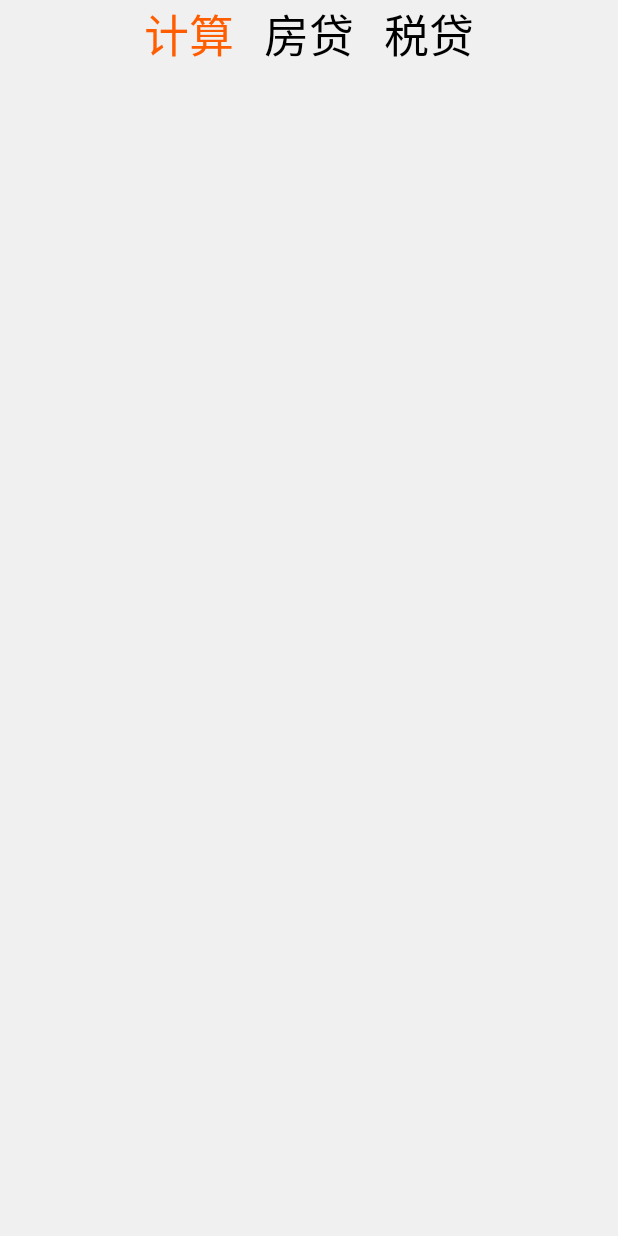
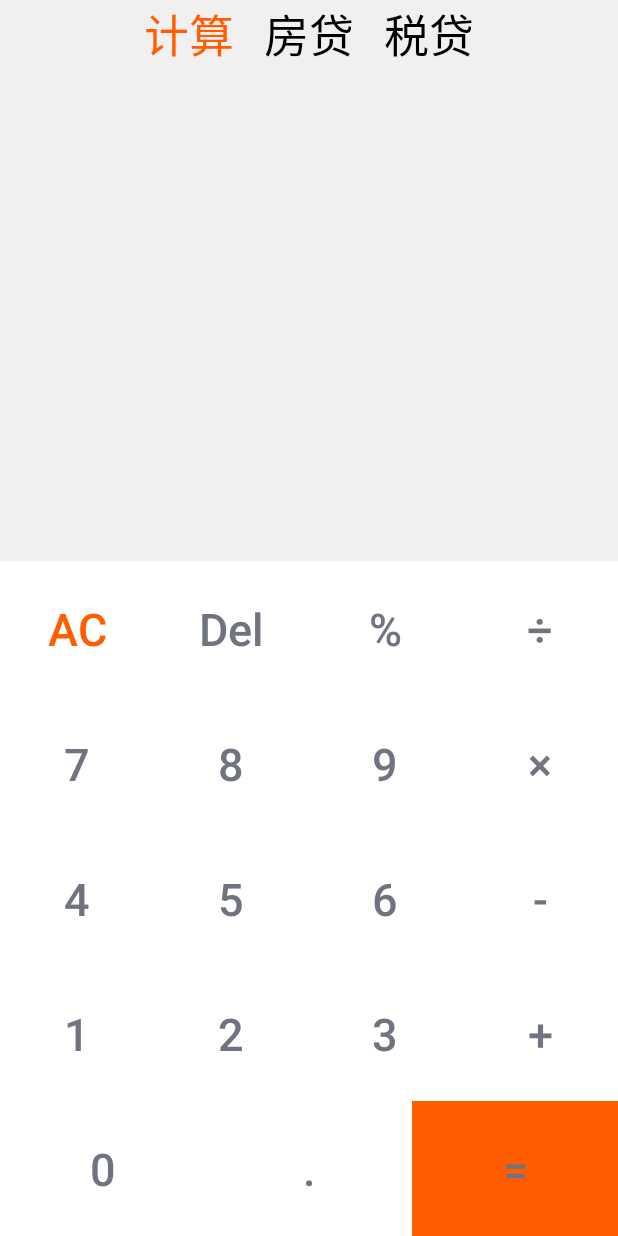
Before and after one commit to LsKiKi/SuperCalculator, an Android app: the screen it shows after launch (MainActivity), on a phone screen of 412 x 824 dp. Run offline under Robolectric (Android 15) with nearby library versions, the phone set to English and light mode, and no system bars.

```diff
--- a/app/src/main/java/com/whut/wlqk/superCalculator/Fragment1.java
+++ b/app/src/main/java/com/whut/wlqk/superCalculator/Fragment1.java
@@ -9,13 +9,7 @@ import android.widget.Button;
 import android.widget.EditText;
 
 
-
-public class Fragment1 extends Fragment /*implements View.OnClickListener*/ {
-    public Fragment1() {
-        // Required empty public constructor
-    }
-
-
+public class Fragment1 extends Fragment implements View.OnClickListener {
     //显示框
     EditText input;
     //按钮对象
@@ -24,37 +18,36 @@ public class Fragment1 extends Fragment /*implements View.OnClickListener*/ {
     boolean clr_flag;    //判断et中是否清空
     boolean point_flag = false;
 
-    /*@Override
+    @Override
     public View onCreateView(LayoutInflater inflater, ViewGroup container, Bundle savedInstanceState) {
         // Inflate the layout for this fragment
         View view = inflater.inflate(R.layout.fragment1, container, false);
-        ButterKnife.bind(this, view);
-        initData();
+        initData(view);
         return view;
     }
 
-    private void initData() {
+    private void initData(View view) {
         //按钮对象
-        clear = (Button) findViewById(R.id.btn_AC);
-        delete = (Button) findViewById(R.id.btn_Del);
-        charAdd = (Button) findViewById(R.id.btn_add);
-        charSub = (Button) findViewById(R.id.btn_sub);
-        charMul = (Button) findViewById(R.id.btn_mul);
-        charDiv = (Button) findViewById(R.id.btn_div);
-        point = (Button) findViewById(R.id.btn_point);
-        equal = (Button) findViewById(R.id.btn_equ);
+        clear = view.findViewById(R.id.btn_AC);
+        delete = view.findViewById(R.id.btn_Del);
+        charAdd = view.findViewById(R.id.btn_Add);
+        charSub = view.findViewById(R.id.btn_Sub);
+        charMul = view.findViewById(R.id.btn_Mul);
+        charDiv = view.findViewById(R.id.btn_Div);
+        point = view.findViewById(R.id.btn_Point);
+        equal = view.findViewById(R.id.btn_Equ);
 
-        num0 = (Button) findViewById(R.id.btn_0);
-        num1 = (Button) findViewById(R.id.btn_1);
-        num2 = (Button) findViewById(R.id.btn_2);
-        num3 = (Button) findViewById(R.id.btn_3);
-        num4 = (Button) findViewById(R.id.btn_4);
-        num5 = (Button) findViewById(R.id.btn_5);
-        num6 = (Button) findViewById(R.id.btn_6);
-        num7 = (Button) findViewById(R.id.btn_7);
-        num8 = (Button) findViewById(R.id.btn_8);
-        num9 = (Button) findViewById(R.id.btn_9);
-        input = (EditText) findViewById(R.id.input);
+        num0 = view.findViewById(R.id.btn_0);
+        num1 = view.findViewById(R.id.btn_1);
+        num2 = view.findViewById(R.id.btn_2);
+        num3 = view.findViewById(R.id.btn_3);
+        num4 = view.findViewById(R.id.btn_4);
+        num5 = view.findViewById(R.id.btn_5);
+        num6 = view.findViewById(R.id.btn_6);
+        num7 = view.findViewById(R.id.btn_7);
+        num8 = view.findViewById(R.id.btn_8);
+        num9 = view.findViewById(R.id.btn_9);
+        input = (EditText) view.findViewById(R.id.input);
 
         //设置按钮的点击事件
         num0.setOnClickListener(this);
@@ -96,17 +89,18 @@ public class Fragment1 extends Fragment /*implements View.OnClickListener*/ {
                     str = "";
                     input.setText("");
                 }
-                input.setText(str + ((Button) view).getText());
+                input.setText(str.concat(((Button) view).getText().toString()));
                 break;
-            case R.id.btn_point:
-                if (point_flag) break;
+            case R.id.btn_Point:
+                if (point_flag || str.isEmpty() || str.endsWith("+") || str.endsWith("-") || str.endsWith("×") || str.endsWith("÷"))
+                    break;
                 point_flag = true;
                 if (clr_flag) {
                     clr_flag = false;
                     str = "";
                     input.setText("");
                 }
-                input.setText(str + ((Button) view).getText());
+                input.setText(str.concat(((Button) view).getText().toString()));
                 break;
             case R.id.btn_AC:
                 if (clr_flag) {
@@ -116,32 +110,31 @@ public class Fragment1 extends Fragment /*implements View.OnClickListener*/ {
                 input.setText("");
                 point_flag = false;
                 break;
-            case R.id.btn_add:
-            case R.id.btn_sub:
-            case R.id.btn_mul:
-            case R.id.btn_div:
+            case R.id.btn_Add:
+            case R.id.btn_Sub:
+            case R.id.btn_Mul:
+            case R.id.btn_Div:
                 if (clr_flag) {
                     clr_flag = false;
                     str = "";
                     input.setText("");
                 }
                 point_flag = false;
-                if(str.contains("+")||str.contains("-")||str.contains("×")||str.contains("÷")) {
-                    str=str.substring(0,str.indexOf(" "));
+                if (str.endsWith("+") || str.endsWith("-") || str.endsWith("×") || str.endsWith("÷")) {
+                    str = str.substring(0, str.length() - 1);
                 }
-                input.setText(str + ((Button) view).getText());
+                input.setText(str.concat(((Button) view).getText().toString()));
                 break;
             case R.id.btn_Del:
                 if (clr_flag) {
                     clr_flag = false;
                     str = "";
                     input.setText("");
-                } else if (str != null && !str.equals("")) {
+                } else if (!str.isEmpty()) {
                     if (str.charAt(str.length() - 1) == '.') {
                         point_flag = false;
                     } else if (str.charAt(str.length() - 1) < '9' && '0' < str.charAt(str.length() - 1)) {
-                        if (str.length()>2 && str.charAt(str.length() - 1) > '9' && '0' > str.charAt(str.length() - 1))
-                        {
+                        if (str.length() > 2 && str.charAt(str.length() - 1) > '9' && '0' > str.charAt(str.length() - 1)) {
                             point_flag = false;
                             break;
                         }
@@ -161,8 +154,8 @@ public class Fragment1 extends Fragment /*implements View.OnClickListener*/ {
                 }
 
                 break;
-            case R.id.btn_equ:
-                getResult();
+            case R.id.btn_Equ:
+//                getResult();
             default:
         }
     }
@@ -204,9 +197,9 @@ public class Fragment1 extends Fragment /*implements View.OnClickListener*/ {
             }
             if (!s1.contains(".") && !s2.contains(".") && !op.equals("÷")) {
                 int res = (int) cnt;
-                input.setText(res + "");
+                input.setText(res);
             } else {
-                input.setText(cnt + "");
+                input.setText(String.valueOf(cnt));
             }
         }
         //s1不为空但s2为空
@@ -226,9 +219,9 @@ public class Fragment1 extends Fragment /*implements View.OnClickListener*/ {
             }
             if (!s1.contains(".")) {
                 int res = (int) cnt;
-                input.setText(res + "");
+                input.setText(res);
             } else {
-                input.setText(cnt + "");
+                input.setText(String.valueOf(cnt));
             }
         }
         //s1是空但s2不是空
@@ -248,13 +241,13 @@ public class Fragment1 extends Fragment /*implements View.OnClickListener*/ {
             }
             if (!s2.contains(".")) {
                 int res = (int) cnt;
-                input.setText(res + "");
+                input.setText(res);
             } else {
-                input.setText(cnt + "");
+                input.setText(String.valueOf(cnt));
             }
         } else {
             input.setText("");
         }
-    }*/
+    }
 
 }
--- a/app/src/main/res/layout/fragment1.xml
+++ b/app/src/main/res/layout/fragment1.xml
@@ -15,9 +15,10 @@
         android:orientation="vertical">
 
         <EditText
+            android:id="@+id/input"
             android:layout_width="match_parent"
             android:layout_height="match_parent"
-            android:gravity="right|bottom"
+            android:gravity="end|bottom"
             android:textColor="#000"
             android:textSize="50sp" />
 
@@ -35,7 +36,7 @@
             <TableRow android:layout_weight="1">
 
                 <Button
-                    android:id="@+id/btn_1"
+                    android:id="@+id/btn_AC"
                     android:layout_width="0dp"
                     android:layout_height="match_parent"
                     android:layout_gravity="center_horizontal"
@@ -46,7 +47,7 @@
                     android:textSize="30sp" />
 
                 <Button
-                    android:id="@+id/btn_2"
+                    android:id="@+id/btn_Del"
                     android:layout_width="0dp"
                     android:layout_height="match_parent"
                     android:layout_gravity="center_horizontal"
@@ -58,7 +59,7 @@
                     android:textSize="30sp" />
 
                 <Button
-                    android:id="@+id/btn_3"
+                    android:id="@+id/btn_per"
                     android:layout_width="0dp"
                     android:layout_height="match_parent"
                     android:layout_gravity="center_horizontal"
@@ -69,7 +70,7 @@
                     android:textSize="30sp" />
 
                 <Button
-                    android:id="@+id/btn_4"
+                    android:id="@+id/btn_Div"
                     android:layout_width="0dp"
                     android:layout_height="match_parent"
                     android:layout_gravity="center_horizontal"
@@ -85,7 +86,7 @@
             <TableRow android:layout_weight="1">
 
                 <Button
-                    android:id="@+id/btn_5"
+                    android:id="@+id/btn_7"
                     android:layout_width="0dp"
                     android:layout_height="match_parent"
                     android:layout_gravity="center_horizontal"
@@ -96,7 +97,7 @@
                     android:textSize="30sp" />
 
                 <Button
-                    android:id="@+id/btn_6"
+                    android:id="@+id/btn_8"
                     android:layout_width="0dp"
                     android:layout_height="match_parent"
                     android:layout_gravity="center_horizontal"
@@ -104,10 +105,11 @@
                     android:background="@drawable/selector_1"
                     android:text="8"
                     android:textColor="#6f7480"
-                    android:textSize="30sp" />
+                    android:textSize="30sp"
+                    android:onClick="onClick"/>
 
                 <Button
-                    android:id="@+id/btn_7"
+                    android:id="@+id/btn_9"
                     android:layout_width="0dp"
                     android:layout_height="match_parent"
                     android:layout_gravity="center_horizontal"
@@ -118,7 +120,7 @@
                     android:textSize="30sp" />
 
                 <Button
-                    android:id="@+id/btn_8"
+                    android:id="@+id/btn_Mul"
                     android:layout_width="0dp"
                     android:layout_height="match_parent"
                     android:layout_gravity="center_horizontal"
@@ -138,7 +140,7 @@
             <TableRow android:layout_weight="1">
 
                 <Button
-                    android:id="@+id/btn_9"
+                    android:id="@+id/btn_4"
                     android:layout_width="0dp"
                     android:layout_height="match_parent"
                     android:layout_gravity="center_horizontal"
@@ -149,7 +151,7 @@
                     android:textSize="30sp" />
 
                 <Button
-                    android:id="@+id/btn_10"
+                    android:id="@+id/btn_5"
                     android:layout_width="0dp"
                     android:layout_height="match_parent"
                     android:layout_gravity="center_horizontal"
@@ -160,7 +162,7 @@
                     android:textSize="30sp" />
 
                 <Button
-                    android:id="@+id/btn_11"
+                    android:id="@+id/btn_6"
                     android:layout_width="0dp"
                     android:layout_height="match_parent"
                     android:layout_gravity="center_horizontal"
@@ -171,7 +173,7 @@
                     android:textSize="30sp" />
 
                 <Button
-                    android:id="@+id/btn_12"
+                    android:id="@+id/btn_Sub"
                     android:layout_width="0dp"
                     android:layout_height="match_parent"
                     android:layout_gravity="center_horizontal"
@@ -187,7 +189,7 @@
             <TableRow android:layout_weight="1">
 
                 <Button
-                    android:id="@+id/btn_13"
+                    android:id="@+id/btn_1"
                     android:layout_width="0dp"
                     android:layout_height="match_parent"
                     android:layout_gravity="center_horizontal"
@@ -198,7 +200,7 @@
                     android:textSize="30sp" />
 
                 <Button
-                    android:id="@+id/btn_14"
+                    android:id="@+id/btn_2"
                     android:layout_width="0dp"
                     android:layout_height="match_parent"
                     android:layout_gravity="center_horizontal"
@@ -209,7 +211,7 @@
                     android:textSize="30sp" />
 
                 <Button
-                    android:id="@+id/btn_15"
+                    android:id="@+id/btn_3"
                     android:layout_width="0dp"
                     android:layout_height="match_parent"
                     android:layout_gravity="center_horizontal"
@@ -220,7 +222,7 @@
                     android:textSize="30sp" />
 
                 <Button
-                    android:id="@+id/btn_16"
+                    android:id="@+id/btn_Add"
                     android:layout_width="0dp"
                     android:layout_height="match_parent"
                     android:layout_gravity="center_horizontal"
@@ -235,7 +237,7 @@
             <TableRow android:layout_weight="1">
 
                 <Button
-                    android:id="@+id/btn_18"
+                    android:id="@+id/btn_0"
                     android:layout_width="0dp"
                     android:layout_height="match_parent"
                     android:layout_gravity="center_horizontal"
@@ -246,7 +248,7 @@
                     android:textSize="30sp" />
 
                 <Button
-                    android:id="@+id/btn_19"
+                    android:id="@+id/btn_Point"
                     android:layout_width="0dp"
                     android:layout_height="match_parent"
                     android:layout_gravity="center_vertical"
@@ -257,7 +259,7 @@
                     android:textSize="30sp" />
 
                 <Button
-                    android:id="@+id/btn_20"
+                    android:id="@+id/btn_Equ"
                     android:layout_width="0dp"
                     android:layout_height="match_parent"
                     android:layout_gravity="center_horizontal"
```
